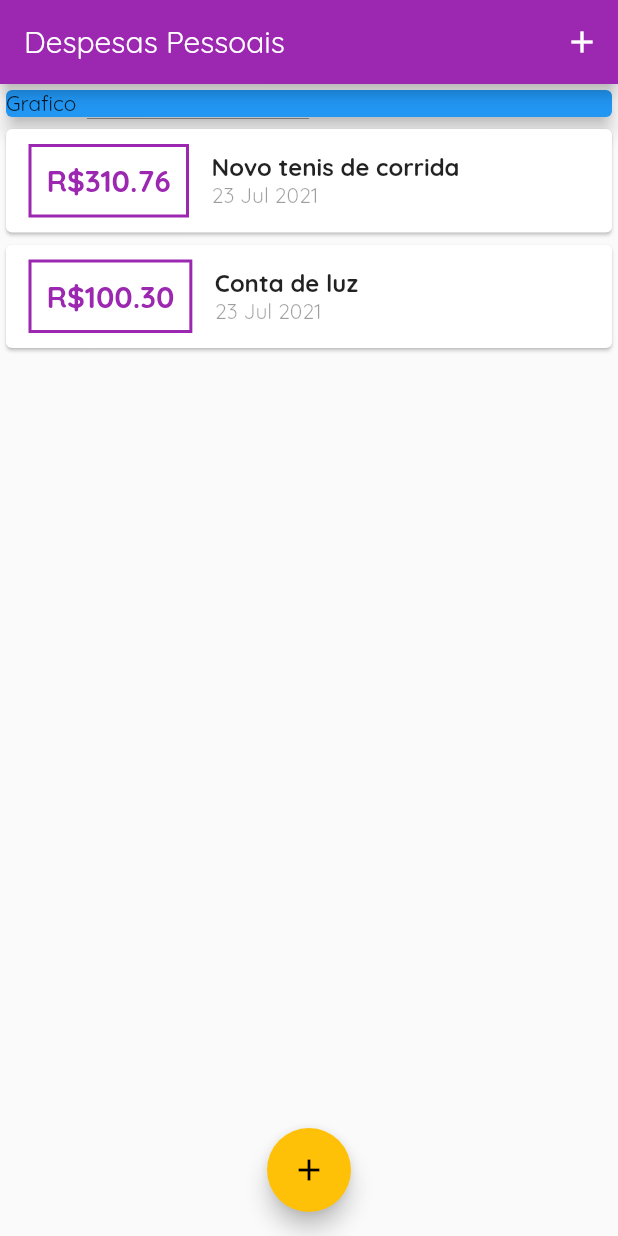
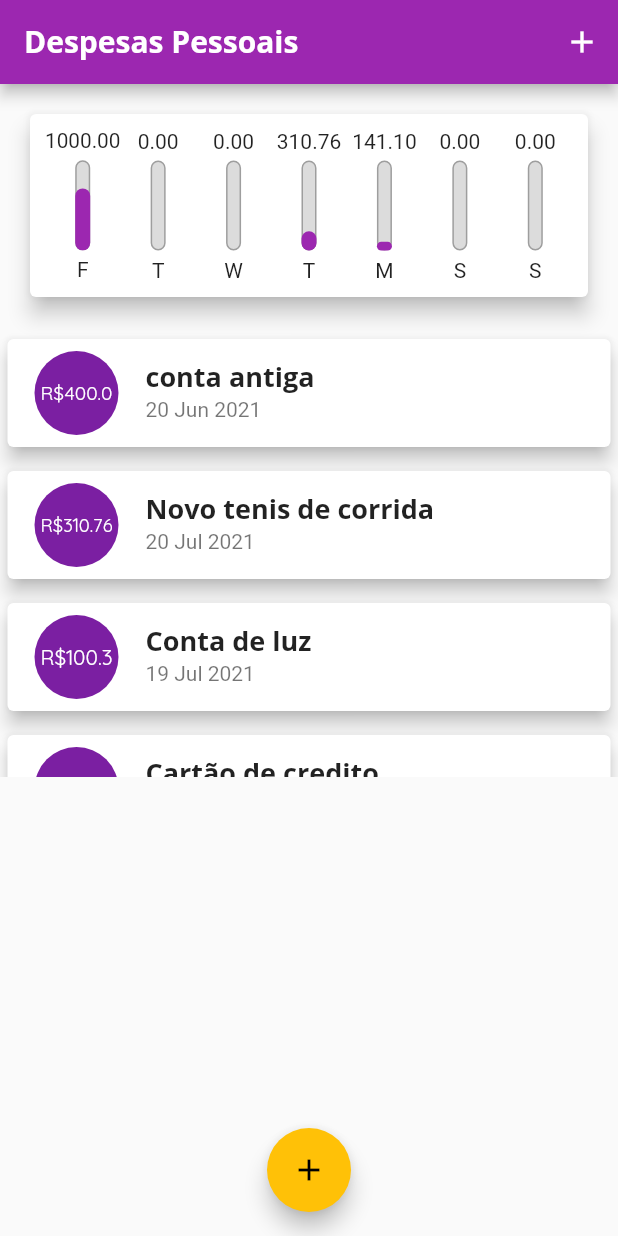
Before and after one commit to lerototi/expenses, a Flutter app: the screen it shows after launch, on a phone screen of 412 x 824 dp. Run offline on Flutter 3.47's test engine with Material 2 defaults, Android fonts, the phone set to English and light mode, and no system bars.

Commit message:
ajustes na lista de transactions

```diff
--- /dev/null
+++ b/lib/components/chart.dart
@@ -0,0 +1,66 @@
+import 'package:expenses/components/chart_bar.dart';
+import 'package:expenses/models/transaction.dart';
+import 'package:flutter/material.dart';
+import 'package:intl/intl.dart';
+
+class Chart extends StatelessWidget {
+
+  final List<Transaction> recentTransaction;
+
+
+List<Map<String, dynamic>> get groupedTransactions {
+  return List.generate(7, (index)  {
+    final weekDay = DateTime.now().subtract(Duration(days: index));
+
+    double totalSum = 0.0;
+    for(var i=0; i < recentTransaction.length; i++) {
+      bool sameDay = recentTransaction[i].date.day == weekDay.day;
+      bool sameMonth = recentTransaction[i].date.month == weekDay.month;
+      bool sameYear = recentTransaction[i].date.year == weekDay.year;
+
+      if(sameDay && sameMonth && sameYear) {
+        totalSum += recentTransaction[i].value;
+      }
+    }
+
+    return {
+      'day': DateFormat.E().format(weekDay)[0],
+      'value': totalSum
+    };
+  });
+}
+
+double get _weekTotalValue {
+  return groupedTransactions.fold(0.0, (sum, tr) {
+    return sum + tr['value'];
+  });
+}
+
+  const Chart({Key? key, required this.recentTransaction}) : super(key: key);
+
+  @override
+  Widget build(BuildContext context) {
+    return Container(
+      child: Card(
+        elevation: 6,
+        margin: EdgeInsets.all(20),
+        child: Padding(
+          padding: const EdgeInsets.all(10),
+          child: Row(
+            mainAxisAlignment: MainAxisAlignment.spaceAround,
+            children:
+            groupedTransactions.map((tr) {
+              return Flexible(
+                fit: FlexFit.tight,
+                  child: ChartBar(
+                  label: tr['day'].toString(),
+                  value: tr['value'],
+                  percentage: (tr['value'] as double) / _weekTotalValue),
+              );
+            }).toList()
+          ),
+        ),
+      ),
+    );
+  }
+}
--- /dev/null
+++ b/lib/components/chart_bar.dart
@@ -0,0 +1,45 @@
+import 'package:flutter/material.dart';
+
+class ChartBar extends StatelessWidget {
+  final String label;
+  final double value;
+  final double percentage;
+  const ChartBar({required this.label, required this.value, required this.percentage});
+
+  @override
+  Widget build(BuildContext context) {
+    return Column(
+      children: [
+        FittedBox(child: Text('${value.toStringAsFixed(2)}')),
+        SizedBox(height: 5,),
+        Container(
+          height: 60,
+          width: 10,
+          child: Stack(
+            alignment: Alignment.bottomCenter,
+            children:[
+            Container(decoration: BoxDecoration(
+              border: Border.all(
+                color: Colors.grey,
+                width: 1.0
+              ),
+              color: Color.fromRGBO(220, 220, 220, 1),
+              borderRadius: BorderRadius.circular(5)
+              ),
+            ),
+            FractionallySizedBox(
+              heightFactor: percentage,
+              child: Container(
+                decoration: BoxDecoration(
+                  color: Theme.of(context).primaryColor,
+                  borderRadius: BorderRadius.circular(5)
+                ),
+              ),
+            )
+          ],),),
+        SizedBox(height: 5,),
+        Text(label)
+          ],
+    );
+  }
+}
--- a/lib/components/transactional_list.dart
+++ b/lib/components/transactional_list.dart
@@ -10,45 +10,35 @@ class TransactionList extends StatelessWidget {
   Widget build(BuildContext context) {
     return Container(
       height: 300,
-      child: ListView.builder(
+      child: transactions.isEmpty ? Column(
+        children: [
+        SizedBox(height: 20),
+        Text('Nenhuma transação cadastrada!', style: Theme.of(context).textTheme.headline6,),
+        SizedBox(height: 20),
+        Container(
+          height: 200,
+          child: Image.asset('assets/images/waiting.png', fit: BoxFit.cover,)
+          )],
+      ) : ListView.builder(
         itemCount: transactions.length,
         itemBuilder: (ctx, index) {
           final tr = transactions[index];
       return Card(
-        child: Row(
-          children: [
-            Container(
-              margin: EdgeInsets.symmetric(
-                horizontal: 15,
-                vertical: 10
-              ),
-              decoration: BoxDecoration(
-                border: Border.all(
-                  color: Theme.of(context).primaryColor,
-                  width: 2
-                ),
-              ),
-              padding: EdgeInsets.all(10),
-              child: Text('R\$${tr.value.toStringAsFixed(2)}',
-                style: TextStyle(
-                  fontWeight: FontWeight.bold,
-                  fontSize: 20,
-                  color: Theme.of(context).primaryColor
-              )),
-            ),
-            Column(
-              crossAxisAlignment: CrossAxisAlignment.start,
-              children: [
-              Text(tr.title, style: TextStyle(
-                fontWeight: FontWeight.bold,
-                fontSize: 16),
-              ),
-              Text(DateFormat('d MMM y').format(tr.date), style: TextStyle(
-                color: Colors.black38),
-              )
-            ],)
-          ],
+          elevation: 5,
+          margin: EdgeInsets.symmetric(
+            vertical: 8,
+            horizontal: 5
+          ),
+          child: ListTile(leading: CircleAvatar(
+          radius: 30,
+          child: Padding(
+            padding: const EdgeInsets.all(6),
+            child: FittedBox(child: Text('R\$${tr.value}')),
+          ),
         ),
+        title: Text(tr.title,
+        style: Theme.of(context).textTheme.headline6,),
+        subtitle: Text(DateFormat('d MMM y').format(tr.date)),),
       );
         }
           ),
--- a/lib/main.dart
+++ b/lib/main.dart
@@ -1,5 +1,6 @@
 import 'dart:math';
 
+import 'package:expenses/components/chart.dart';
 import 'package:expenses/components/transactional_form.dart';
 import 'package:flutter/material.dart';
 
@@ -16,7 +17,21 @@ class ExpensesApp extends  StatelessWidget  {
       theme: ThemeData(
         primarySwatch: Colors.purple,
         accentColor: Colors.amber,
-        fontFamily: 'QuickSand'
+        fontFamily: 'QuickSand',
+        textTheme: ThemeData.light().textTheme.copyWith(
+          headline6: TextStyle(
+            fontFamily: 'OpenSans',
+            fontSize: 18,
+            fontWeight: FontWeight.bold)
+        ),
+        appBarTheme: AppBarTheme(
+          textTheme: ThemeData.light().textTheme.copyWith(
+            headline6: TextStyle(
+            fontFamily: 'OpenSans',
+            fontSize: 20,
+            fontWeight: FontWeight.bold)
+          )
+        )
       ),
 
       );
@@ -30,10 +45,19 @@ class MyHomePage extends StatefulWidget {
 }
 
 class _MyHomePageState extends State<MyHomePage> {
-   final _transactions = [
-    Transaction(id: 't1', title: 'Novo tenis de corrida', value: 310.76, date: DateTime.now()),
-    Transaction(id: 't2', title: 'Conta de luz', value: 100.30, date: DateTime.now()),
+   final List<Transaction> _transactions = [
+      Transaction(id: 't0', title: 'conta antiga', value: 400.00, date: DateTime.now().subtract(Duration(days:33))),
+      Transaction(id: 't1', title: 'Novo tenis de corrida', value: 310.76, date: DateTime.now().subtract(Duration(days:3))),
+      Transaction(id: 't2', title: 'Conta de luz', value: 100.30, date: DateTime.now().subtract(Duration(days:4))),
+      Transaction(id: 't3', title: 'Cartão de credito', value: 1000.00, date: DateTime.now()),
+      Transaction(id: 't4', title: 'Lanche', value: 40.80, date: DateTime.now().subtract(Duration(days:4))),
   ];
+
+  List<Transaction> get _recentTransactions {
+    return _transactions.where((tr) {
+      return tr.date.isAfter(DateTime.now().subtract(Duration(days: 7)));
+    }).toList();
+  }
 
 
   _addTransactional(String title, double value) {
@@ -75,13 +99,7 @@ class _MyHomePageState extends State<MyHomePage> {
               child: Column(
             crossAxisAlignment: CrossAxisAlignment.stretch,
             children: [
-            Container(
-              child: Card(
-        child: Text("Grafico"),
-        elevation: 5,
-        color: Colors.blue,
-              ),
-            ),
+            Chart(recentTransaction: _recentTransactions),
               TransactionList(transactions: _transactions,),
           ],),
       ),
--- a/pubspec.yaml
+++ b/pubspec.yaml
@@ -44,9 +44,8 @@ flutter:
   uses-material-design: true
 
   # To add assets to your application, add an assets section, like this:
-  # assets:
-  #   - images/a_dot_burr.jpeg
-  #   - images/a_dot_ham.jpeg
+  assets:
+    - assets/images/waiting.png
 
   # An image asset can refer to one or more resolution-specific "variants", see
   # https://flutter.dev/assets-and-images/#resolution-aware.
```
Also changed, not shown: assets/images/waiting.png (added).
